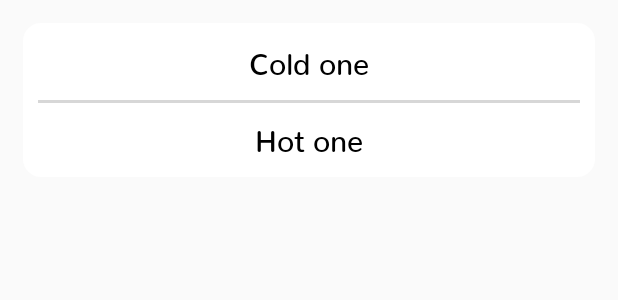
After one commit to fauzynurn/tubes_android, an Android app: the layout c_or_h_dialog.xml on its own in the app's theme, with its tools: preview values and no code run, on a phone screen of 412 x 824 dp. The commit adds this screen. Shown: the top 300 px of the screen. Run offline under Robolectric (Android 15) with nearby library versions, the phone set to English and light mode, and no system bars.

Commit message:
added hot and cold version of Teh Manis

```diff
--- a/app/src/main/java/com/example/odoo/minimalproject/MenuActivity.java
+++ b/app/src/main/java/com/example/odoo/minimalproject/MenuActivity.java
@@ -67,7 +67,6 @@ public class MenuActivity extends AppCompatActivity{
         if (!isThemed) {
             getWindow().setStatusBarColor(Color.parseColor("#47D4AE"));
         }
-        search = findViewById(R.id.search_edit_text);
         cAdapter = new CartAdapter(myCart);
         cartIcon = findViewById(R.id.cart_icon);
         cartIcon.setOnClickListener(new View.OnClickListener() {
--- /dev/null
+++ b/app/src/main/res/layout/c_or_h_dialog.xml
@@ -0,0 +1,54 @@
+<?xml version="1.0" encoding="utf-8"?>
+<RelativeLayout xmlns:android="http://schemas.android.com/apk/res/android"
+    android:layout_width="wrap_content"
+    android:layout_height="wrap_content"
+    android:layout_gravity="center_horizontal"
+    android:layout_marginTop="15dp"
+    android:paddingBottom="15dp"
+    android:paddingEnd="15dp"
+    android:paddingStart="15dp">
+
+    <RelativeLayout
+        android:id="@+id/main_content"
+        android:layout_width="match_parent"
+        android:layout_height="wrap_content"
+        android:background="@drawable/dialog_bg">
+
+        <TextView
+            android:id="@+id/cold"
+            android:layout_width="wrap_content"
+            android:layout_height="wrap_content"
+            android:layout_centerHorizontal="true"
+            android:layout_marginBottom="10dp"
+            android:layout_marginTop="10dp"
+            android:fontFamily="@font/nunitomedium"
+            android:text="Cold one"
+            android:textColor="@color/black"
+            android:textSize="20sp" />
+
+        <View
+            android:id="@+id/line"
+            android:layout_width="match_parent"
+            android:layout_height="2dp"
+            android:layout_below="@id/cold"
+            android:layout_marginLeft="10dp"
+            android:layout_marginRight="10dp"
+            android:background="#D7D7D7" />
+
+
+        <TextView
+            android:id="@+id/hot"
+            android:layout_width="wrap_content"
+            android:layout_height="wrap_content"
+            android:layout_below="@id/cold"
+            android:layout_centerHorizontal="true"
+            android:layout_marginBottom="10dp"
+            android:layout_marginTop="10dp"
+            android:fontFamily="@font/nunitomedium"
+            android:text="Hot one"
+            android:textColor="@color/black"
+            android:textSize="20sp" />
+
+    </RelativeLayout>
+
+</RelativeLayout>
```
Also changed, not shown: app/src/main/java/com/example/odoo/minimalproject/CartAdapter.java (+9 -6 lines), app/src/main/java/com/example/odoo/minimalproject/ColdOrHotDrinkDialog.java (added, +51 -0 lines), app/src/main/java/com/example/odoo/minimalproject/DetailOrderActivity.java (+19 -0 lines), app/src/main/java/com/example/odoo/minimalproject/MenuAdapter.java (+8 -1 lines), app/src/main/res/layout/cart_layout.xml (+7 -4 lines), app/src/main/res/layout/identify_dialog.xml (deleted, +0 -56 lines), app/src/main/res/layout/menu_layout.xml (+1 -26 lines), app/src/main/res/layout/page_3.xml (deleted, +0 -16 lines).
